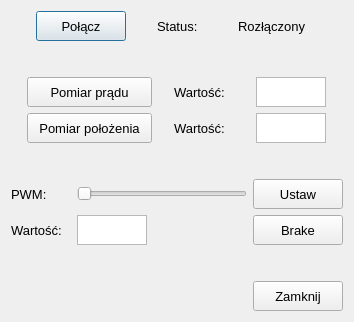
First picture: the form in Maglev_QT/rtdacdialog.ui, repository mateusz28431/maglev_QT, before the edit.
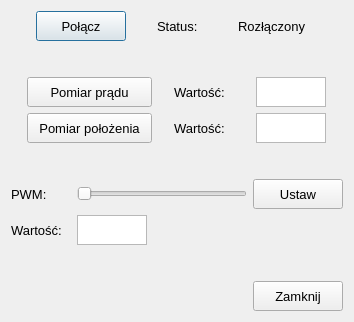
Second picture: the form after the edit.

Commit message: Removed Brake button

Patch:
```diff
--- a/Maglev_QT/rtdacdialog.ui
+++ b/Maglev_QT/rtdacdialog.ui
@@ -411,30 +411,6 @@
        </property>
       </spacer>
      </item>
-     <item>
-      <widget class="QPushButton" name="brakeButton">
-       <property name="minimumSize">
-        <size>
-         <width>90</width>
-         <height>30</height>
-        </size>
-       </property>
-       <property name="maximumSize">
-        <size>
-         <width>90</width>
-         <height>30</height>
-        </size>
-       </property>
-       <property name="font">
-        <font>
-         <pointsize>10</pointsize>
-        </font>
-       </property>
-       <property name="text">
-        <string>Brake</string>
-       </property>
-      </widget>
-     </item>
     </layout>
    </item>
    <item>
```
The commit also changes 1 other file.
